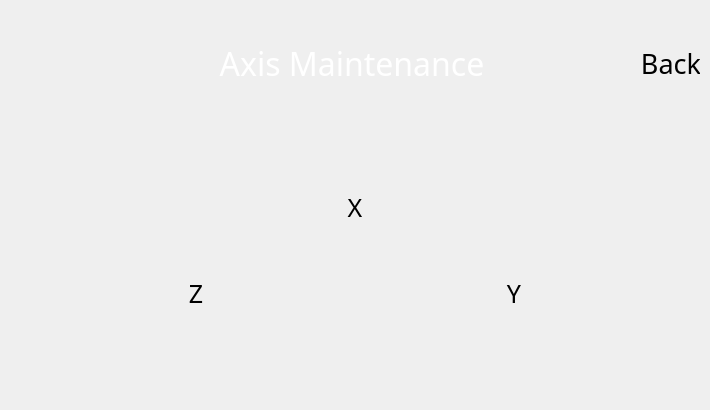
Old version of the form BlocksScreen/lib/ui/utilitiesStackedWidget.ui in the repository BlocksTechnology/BlocksScreen.
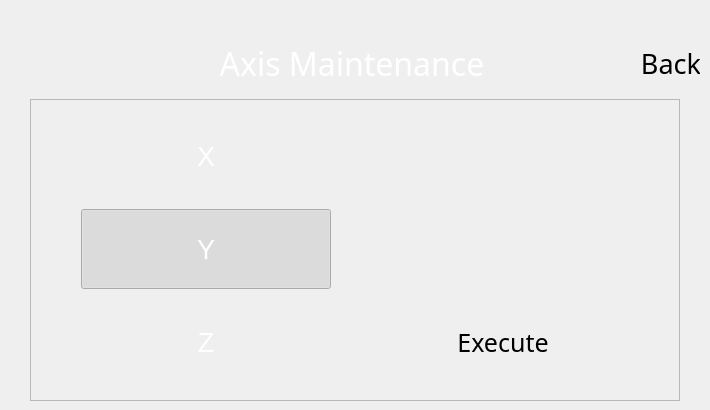
New version of the form. The open tabs and pages were chosen to show the change. Custom widgets are drawn as their Qt base class.

Commit message: upd: updated axis maintenance ui

The edit to the form file:
```diff
--- a/BlocksScreen/lib/ui/utilitiesStackedWidget.ui
+++ b/BlocksScreen/lib/ui/utilitiesStackedWidget.ui
@@ -11,7 +11,7 @@
    </rect>
   </property>
   <property name="sizePolicy">
-   <sizepolicy hsizetype="Preferred" vsizetype="Minimum">
+   <sizepolicy hsizetype="Expanding" vsizetype="Minimum">
     <horstretch>0</horstretch>
     <verstretch>0</verstretch>
    </sizepolicy>
@@ -1601,228 +1601,479 @@
       </item>
      </layout>
     </item>
-    <item>
-     <spacer name="verticalSpacer_3">
-      <property name="orientation">
-       <enum>Qt::Vertical</enum>
+    <item alignment="Qt::AlignHCenter">
+     <widget class="BlocksCustomFrame" name="frame_2">
+      <property name="sizePolicy">
+       <sizepolicy hsizetype="Expanding" vsizetype="Expanding">
+        <horstretch>0</horstretch>
+        <verstretch>0</verstretch>
+       </sizepolicy>
       </property>
-      <property name="sizeHint" stdset="0">
+      <property name="minimumSize">
        <size>
-        <width>20</width>
-        <height>40</height>
+        <width>650</width>
+        <height>0</height>
        </size>
       </property>
-     </spacer>
-    </item>
-    <item>
-     <layout class="QGridLayout" name="lcd_settings_content_layout">
-      <item row="0" column="0" colspan="4" alignment="Qt::AlignHCenter|Qt::AlignVCenter">
-       <widget class="BlocksCustomButton" name="axis_x_btn">
-        <property name="sizePolicy">
-         <sizepolicy hsizetype="Minimum" vsizetype="Expanding">
-          <horstretch>0</horstretch>
-          <verstretch>0</verstretch>
-         </sizepolicy>
-        </property>
-        <property name="minimumSize">
-         <size>
-          <width>250</width>
-          <height>80</height>
-         </size>
-        </property>
-        <property name="maximumSize">
-         <size>
-          <width>250</width>
-          <height>80</height>
-         </size>
-        </property>
-        <property name="font">
-         <font>
-          <family>Momcake</family>
-          <pointsize>19</pointsize>
-          <italic>false</italic>
-          <stylestrategy>PreferAntialias</stylestrategy>
-         </font>
-        </property>
-        <property name="mouseTracking">
-         <bool>false</bool>
-        </property>
-        <property name="tabletTracking">
-         <bool>true</bool>
-        </property>
-        <property name="contextMenuPolicy">
-         <enum>Qt::NoContextMenu</enum>
-        </property>
-        <property name="layoutDirection">
-         <enum>Qt::LeftToRight</enum>
-        </property>
-        <property name="styleSheet">
-         <string notr="true"/>
-        </property>
-        <property name="text">
-         <string>X</string>
-        </property>
-        <property name="autoDefault">
-         <bool>false</bool>
-        </property>
-        <property name="flat">
-         <bool>true</bool>
-        </property>
-        <property name="class" stdset="0">
-         <string>menu_btn</string>
-        </property>
-        <property name="borderLeftPixmap" stdset="0">
-         <pixmap>:/button_borders/media/buttons/btn_part1.svg</pixmap>
-        </property>
-        <property name="borderCenterPixmap" stdset="0">
-         <pixmap>:/button_borders/media/buttons/btn_part2.svg</pixmap>
-        </property>
-        <property name="borderRightPixmap" stdset="0">
-         <pixmap>:/button_borders/media/buttons/btn_part3.svg</pixmap>
-        </property>
-        <property name="button_type" stdset="0">
-         <string>normal</string>
-        </property>
-       </widget>
-      </item>
-      <item row="1" column="0" colspan="4">
-       <layout class="QHBoxLayout" name="horizontalLayout_2">
-        <item>
-         <widget class="BlocksCustomButton" name="axis_z_btn">
-          <property name="sizePolicy">
-           <sizepolicy hsizetype="Minimum" vsizetype="Expanding">
-            <horstretch>0</horstretch>
-            <verstretch>0</verstretch>
-           </sizepolicy>
-          </property>
-          <property name="minimumSize">
-           <size>
-            <width>250</width>
-            <height>80</height>
-           </size>
-          </property>
-          <property name="maximumSize">
-           <size>
-            <width>250</width>
-            <height>80</height>
-           </size>
-          </property>
-          <property name="font">
-           <font>
-            <family>Momcake</family>
-            <pointsize>19</pointsize>
-            <italic>false</italic>
-            <stylestrategy>PreferAntialias</stylestrategy>
-           </font>
-          </property>
-          <property name="mouseTracking">
-           <bool>false</bool>
-          </property>
-          <property name="tabletTracking">
-           <bool>true</bool>
-          </property>
-          <property name="contextMenuPolicy">
-           <enum>Qt::NoContextMenu</enum>
-          </property>
-          <property name="layoutDirection">
-           <enum>Qt::LeftToRight</enum>
-          </property>
-          <property name="styleSheet">
-           <string notr="true"/>
-          </property>
-          <property name="text">
-           <string>Z</string>
-          </property>
-          <property name="autoDefault">
-           <bool>false</bool>
-          </property>
-          <property name="flat">
-           <bool>true</bool>
-          </property>
-          <property name="class" stdset="0">
-           <string>menu_btn</string>
-          </property>
-          <property name="icon_pixmap" stdset="0">
-           <pixmap/>
-          </property>
-         </widget>
-        </item>
-        <item>
-         <widget class="BlocksCustomButton" name="axis_y_btn">
-          <property name="sizePolicy">
-           <sizepolicy hsizetype="Minimum" vsizetype="Expanding">
-            <horstretch>0</horstretch>
-            <verstretch>0</verstretch>
-           </sizepolicy>
-          </property>
-          <property name="minimumSize">
-           <size>
-            <width>250</width>
-            <height>80</height>
-           </size>
-          </property>
-          <property name="maximumSize">
-           <size>
-            <width>250</width>
-            <height>80</height>
-           </size>
-          </property>
-          <property name="font">
-           <font>
-            <family>Momcake</family>
-            <pointsize>19</pointsize>
-            <italic>false</italic>
-            <stylestrategy>PreferAntialias</stylestrategy>
-           </font>
-          </property>
-          <property name="mouseTracking">
-           <bool>false</bool>
-          </property>
-          <property name="tabletTracking">
-           <bool>true</bool>
-          </property>
-          <property name="contextMenuPolicy">
-           <enum>Qt::NoContextMenu</enum>
-          </property>
-          <property name="layoutDirection">
-           <enum>Qt::LeftToRight</enum>
-          </property>
-          <property name="styleSheet">
-           <string notr="true"/>
-          </property>
-          <property name="text">
-           <string>Y</string>
-          </property>
-          <property name="autoDefault">
-           <bool>false</bool>
-          </property>
-          <property name="flat">
-           <bool>true</bool>
-          </property>
-          <property name="class" stdset="0">
-           <string>menu_btn</string>
-          </property>
-          <property name="icon_pixmap" stdset="0">
-           <pixmap/>
-          </property>
-         </widget>
-        </item>
-       </layout>
-      </item>
-     </layout>
-    </item>
-    <item>
-     <spacer name="verticalSpacer_4">
-      <property name="orientation">
-       <enum>Qt::Vertical</enum>
+      <property name="frameShape">
+       <enum>QFrame::Shape::StyledPanel</enum>
       </property>
-      <property name="sizeHint" stdset="0">
-       <size>
-        <width>20</width>
-        <height>40</height>
-       </size>
+      <property name="frameShadow">
+       <enum>QFrame::Shadow::Raised</enum>
       </property>
-     </spacer>
+      <layout class="QGridLayout" name="gridLayout">
+       <item row="1" column="0">
+        <widget class="GroupButton" name="am_y">
+         <property name="minimumSize">
+          <size>
+           <width>60</width>
+           <height>80</height>
+          </size>
+         </property>
+         <property name="maximumSize">
+          <size>
+           <width>250</width>
+           <height>80</height>
+          </size>
+         </property>
+         <property name="palette">
+          <palette>
+           <active>
+            <colorrole role="WindowText">
+             <brush brushstyle="SolidPattern">
+              <color alpha="255">
+               <red>255</red>
+               <green>255</green>
+               <blue>255</blue>
+              </color>
+             </brush>
+            </colorrole>
+            <colorrole role="Text">
+             <brush brushstyle="SolidPattern">
+              <color alpha="255">
+               <red>255</red>
+               <green>255</green>
+               <blue>255</blue>
+              </color>
+             </brush>
+            </colorrole>
+            <colorrole role="ButtonText">
+             <brush brushstyle="SolidPattern">
+              <color alpha="255">
+               <red>255</red>
+               <green>255</green>
+               <blue>255</blue>
+              </color>
+             </brush>
+            </colorrole>
+           </active>
+           <inactive>
+            <colorrole role="WindowText">
+             <brush brushstyle="SolidPattern">
+              <color alpha="255">
+               <red>255</red>
+               <green>255</green>
+               <blue>255</blue>
+              </color>
+             </brush>
+            </colorrole>
+            <colorrole role="Text">
+             <brush brushstyle="SolidPattern">
+              <color alpha="255">
+               <red>255</red>
+               <green>255</green>
+               <blue>255</blue>
+              </color>
+             </brush>
+            </colorrole>
+            <colorrole role="ButtonText">
+             <brush brushstyle="SolidPattern">
+              <color alpha="255">
+               <red>255</red>
+               <green>255</green>
+               <blue>255</blue>
+              </color>
+             </brush>
+            </colorrole>
+           </inactive>
+           <disabled>
+            <colorrole role="WindowText">
+             <brush brushstyle="SolidPattern">
+              <color alpha="255">
+               <red>120</red>
+               <green>120</green>
+               <blue>120</blue>
+              </color>
+             </brush>
+            </colorrole>
+            <colorrole role="Text">
+             <brush brushstyle="SolidPattern">
+              <color alpha="255">
+               <red>120</red>
+               <green>120</green>
+               <blue>120</blue>
+              </color>
+             </brush>
+            </colorrole>
+            <colorrole role="ButtonText">
+             <brush brushstyle="SolidPattern">
+              <color alpha="255">
+               <red>120</red>
+               <green>120</green>
+               <blue>120</blue>
+              </color>
+             </brush>
+            </colorrole>
+           </disabled>
+          </palette>
+         </property>
+         <property name="font">
+          <font>
+           <pointsize>20</pointsize>
+          </font>
+         </property>
+         <property name="text">
+          <string>Y</string>
+         </property>
+         <property name="checkable">
+          <bool>true</bool>
+         </property>
+         <property name="checked">
+          <bool>true</bool>
+         </property>
+         <property name="autoExclusive">
+          <bool>true</bool>
+         </property>
+         <property name="flat">
+          <bool>true</bool>
+         </property>
+         <attribute name="buttonGroup">
+          <string notr="true">axis_maintenance_gb</string>
+         </attribute>
+        </widget>
+       </item>
+       <item row="2" column="1">
+        <widget class="BlocksCustomButton" name="am_execute">
+         <property name="sizePolicy">
+          <sizepolicy hsizetype="Minimum" vsizetype="Expanding">
+           <horstretch>0</horstretch>
+           <verstretch>0</verstretch>
+          </sizepolicy>
+         </property>
+         <property name="minimumSize">
+          <size>
+           <width>250</width>
+           <height>80</height>
+          </size>
+         </property>
+         <property name="maximumSize">
+          <size>
+           <width>250</width>
+           <height>80</height>
+          </size>
+         </property>
+         <property name="font">
+          <font>
+           <family>Momcake</family>
+           <pointsize>19</pointsize>
+           <italic>false</italic>
+           <stylestrategy>PreferAntialias</stylestrategy>
+          </font>
+         </property>
+         <property name="mouseTracking">
+          <bool>false</bool>
+         </property>
+         <property name="tabletTracking">
+          <bool>true</bool>
+         </property>
+         <property name="contextMenuPolicy">
+          <enum>Qt::ContextMenuPolicy::NoContextMenu</enum>
+         </property>
+         <property name="layoutDirection">
+          <enum>Qt::LayoutDirection::LeftToRight</enum>
+         </property>
+         <property name="styleSheet">
+          <string notr="true"/>
+         </property>
+         <property name="text">
+          <string>Execute</string>
+         </property>
+         <property name="autoDefault">
+          <bool>false</bool>
+         </property>
+         <property name="flat">
+          <bool>true</bool>
+         </property>
+         <property name="class" stdset="0">
+          <string>menu_btn</string>
+         </property>
+         <property name="icon_pixmap" stdset="0">
+          <pixmap resource="resources/icon_resources.qrc">:/dialog/media/btn_icons/yes.svg</pixmap>
+         </property>
+        </widget>
+       </item>
+       <item row="2" column="0">
+        <widget class="GroupButton" name="am_z">
+         <property name="minimumSize">
+          <size>
+           <width>60</width>
+           <height>80</height>
+          </size>
+         </property>
+         <property name="maximumSize">
+          <size>
+           <width>250</width>
+           <height>80</height>
+          </size>
+         </property>
+         <property name="palette">
+          <palette>
+           <active>
+            <colorrole role="WindowText">
+             <brush brushstyle="SolidPattern">
+              <color alpha="255">
+               <red>255</red>
+               <green>255</green>
+               <blue>255</blue>
+              </color>
+             </brush>
+            </colorrole>
+            <colorrole role="Text">
+             <brush brushstyle="SolidPattern">
+              <color alpha="255">
+               <red>255</red>
+               <green>255</green>
+               <blue>255</blue>
+              </color>
+             </brush>
+            </colorrole>
+            <colorrole role="ButtonText">
+             <brush brushstyle="SolidPattern">
+              <color alpha="255">
+               <red>255</red>
+               <green>255</green>
+               <blue>255</blue>
+              </color>
+             </brush>
+            </colorrole>
+           </active>
+           <inactive>
+            <colorrole role="WindowText">
+             <brush brushstyle="SolidPattern">
+              <color alpha="255">
+               <red>255</red>
+               <green>255</green>
+               <blue>255</blue>
+              </color>
+             </brush>
+            </colorrole>
+            <colorrole role="Text">
+             <brush brushstyle="SolidPattern">
+              <color alpha="255">
+               <red>255</red>
+               <green>255</green>
+               <blue>255</blue>
+              </color>
+             </brush>
+            </colorrole>
+            <colorrole role="ButtonText">
+             <brush brushstyle="SolidPattern">
+              <color alpha="255">
+               <red>255</red>
+               <green>255</green>
+               <blue>255</blue>
+              </color>
+             </brush>
+            </colorrole>
+           </inactive>
+           <disabled>
+            <colorrole role="WindowText">
+             <brush brushstyle="SolidPattern">
+              <color alpha="255">
+               <red>120</red>
+               <green>120</green>
+               <blue>120</blue>
+              </color>
+             </brush>
+            </colorrole>
+            <colorrole role="Text">
+             <brush brushstyle="SolidPattern">
+              <color alpha="255">
+               <red>120</red>
+               <green>120</green>
+               <blue>120</blue>
+              </color>
+             </brush>
+            </colorrole>
+            <colorrole role="ButtonText">
+             <brush brushstyle="SolidPattern">
+              <color alpha="255">
+               <red>120</red>
+               <green>120</green>
+               <blue>120</blue>
+              </color>
+             </brush>
+            </colorrole>
+           </disabled>
+          </palette>
+         </property>
+         <property name="font">
+          <font>
+           <pointsize>20</pointsize>
+          </font>
+         </property>
+         <property name="text">
+          <string>Z</string>
+         </property>
+         <property name="checkable">
+          <bool>true</bool>
+         </property>
+         <property name="checked">
+          <bool>false</bool>
+         </property>
+         <property name="autoExclusive">
+          <bool>true</bool>
+         </property>
+         <property name="flat">
+          <bool>true</bool>
+         </property>
+         <attribute name="buttonGroup">
+          <string notr="true">axis_maintenance_gb</string>
+         </attribute>
+        </widget>
+       </item>
+       <item row="0" column="0">
+        <widget class="GroupButton" name="am_x">
+         <property name="minimumSize">
+          <size>
+           <width>250</width>
+           <height>80</height>
+          </size>
+         </property>
+         <property name="maximumSize">
+          <size>
+           <width>250</width>
+           <height>80</height>
+          </size>
+         </property>
+         <property name="palette">
+          <palette>
+           <active>
+            <colorrole role="WindowText">
+             <brush brushstyle="SolidPattern">
+              <color alpha="255">
+               <red>255</red>
+               <green>255</green>
+               <blue>255</blue>
+              </color>
+             </brush>
+            </colorrole>
+            <colorrole role="Text">
+             <brush brushstyle="SolidPattern">
+              <color alpha="255">
+               <red>255</red>
+               <green>255</green>
+               <blue>255</blue>
+              </color>
+             </brush>
+            </colorrole>
+            <colorrole role="ButtonText">
+             <brush brushstyle="SolidPattern">
+              <color alpha="255">
+               <red>255</red>
+               <green>255</green>
+               <blue>255</blue>
+              </color>
+             </brush>
+            </colorrole>
+           </active>
+           <inactive>
+            <colorrole role="WindowText">
+             <brush brushstyle="SolidPattern">
+              <color alpha="255">
+               <red>255</red>
+               <green>255</green>
+               <blue>255</blue>
+              </color>
+             </brush>
+            </colorrole>
+            <colorrole role="Text">
+             <brush brushstyle="SolidPattern">
+              <color alpha="255">
+               <red>255</red>
+               <green>255</green>
+               <blue>255</blue>
+              </color>
+             </brush>
+            </colorrole>
+            <colorrole role="ButtonText">
+             <brush brushstyle="SolidPattern">
+              <color alpha="255">
+               <red>255</red>
+               <green>255</green>
+               <blue>255</blue>
+              </color>
+             </brush>
+            </colorrole>
+           </inactive>
+           <disabled>
+            <colorrole role="WindowText">
+             <brush brushstyle="SolidPattern">
+              <color alpha="255">
+               <red>120</red>
+               <green>120</green>
+               <blue>120</blue>
+              </color>
+             </brush>
+            </colorrole>
+            <colorrole role="Text">
+             <brush brushstyle="SolidPattern">
+              <color alpha="255">
+               <red>120</red>
+               <green>120</green>
+               <blue>120</blue>
+              </color>
+             </brush>
+            </colorrole>
+            <colorrole role="ButtonText">
+             <brush brushstyle="SolidPattern">
+              <color alpha="255">
+               <red>120</red>
+               <green>120</green>
+               <blue>120</blue>
+              </color>
+             </brush>
+            </colorrole>
+           </disabled>
+          </palette>
+         </property>
+         <property name="font">
+          <font>
+           <pointsize>20</pointsize>
+          </font>
+         </property>
+         <property name="text">
+          <string>X</string>
+         </property>
+         <property name="checkable">
+          <bool>true</bool>
+         </property>
+         <property name="checked">
+          <bool>false</bool>
+         </property>
+         <property name="autoExclusive">
+          <bool>true</bool>
+         </property>
+         <property name="flat">
+          <bool>true</bool>
+         </property>
+         <attribute name="buttonGroup">
+          <string notr="true">axis_maintenance_gb</string>
+         </attribute>
+        </widget>
+       </item>
+      </layout>
+     </widget>
     </item>
    </layout>
   </widget>
```
Left out of the diff: 184 changed lines with no effect on the pictures. The commit also changes 1 other file.
